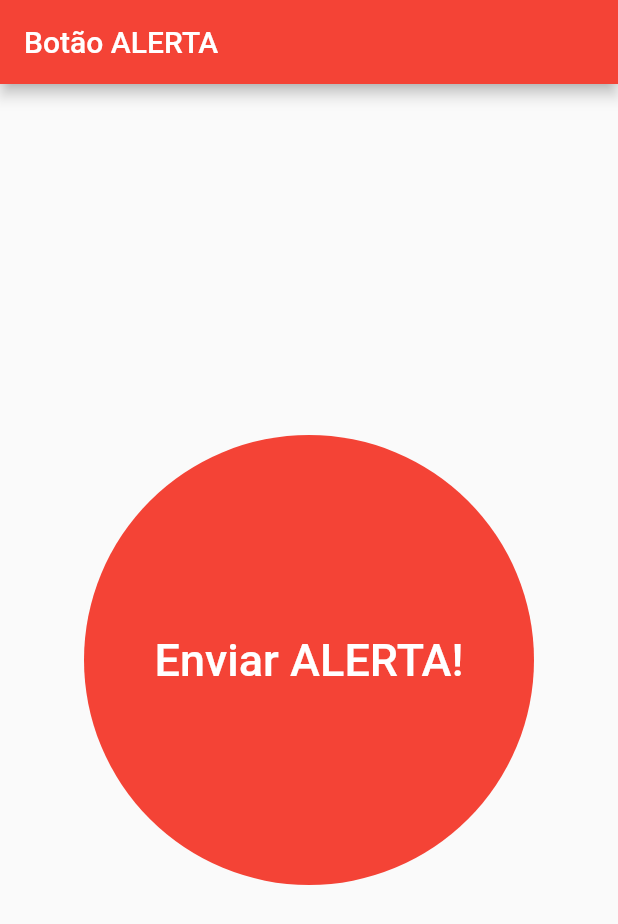
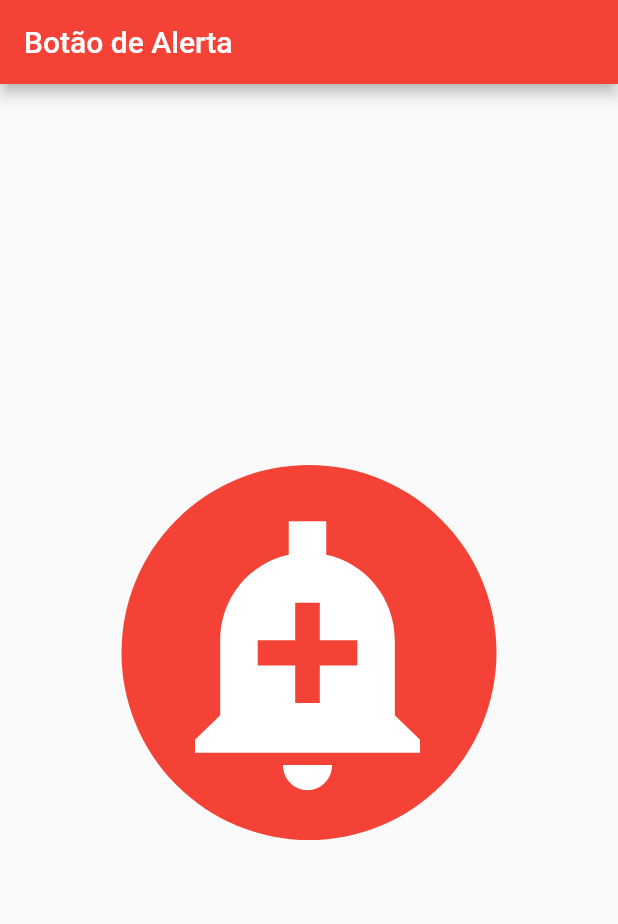
Before and after one commit to leonardorimolo/BotaoAlertaSMS, a Flutter app: the screen it shows after launch, on a phone screen of 412 x 824 dp. Shown: the top 924 px of the screen. Run offline on Flutter 3.47's test engine with Material 2 defaults, Android fonts, the phone set to English and light mode, and no system bars; our stand-ins replace geolocator; missing offline and left inert: flutter_sms, twilio_flutter.

Commit message:
Alterando o Botão e mudando o tema para escuro

```diff
--- a/lib/home_page.dart
+++ b/lib/home_page.dart
@@ -69,19 +69,30 @@ class _HomePageState extends State<HomePage> {
   Widget build(BuildContext context) {
     return Scaffold(
       appBar: AppBar(
-        title: const Text('Botão ALERTA'),
+        title: const Text('Botão de Alerta'),
       ),
       body: Center(
         child: Column(
           mainAxisAlignment: MainAxisAlignment.center,
           children: [
             const SizedBox(
-              height: 20,
+              height: 10,
             ),
             SizedBox(
-              width: 300,
-              height: 300,
-              child: FilledButton(
+              width: 250,
+              height: 250,
+              child: FilledButton.icon(
+                icon: Padding(
+                  padding: const EdgeInsets.only(left: 10.0),
+                  child: const Icon(
+                    Icons.add_alert_sharp,
+                    size: 200.0,
+                  ),
+                ),
+                label: const Text(
+                  '',
+                  style: TextStyle(fontSize: 0),
+                ),
                 onPressed: () async {
                   _getCurrentLocation().then((value) async {
                     lat = value.latitude.toString();
@@ -93,25 +104,21 @@ class _HomePageState extends State<HomePage> {
                       await _sendSMS(lat, long);
                       print(
                           "Estou em perigo! Esta é minha localização: https://maps.google.com/?q=$lat+$long");
-                        ScaffoldMessenger.of(context).showSnackBar(SnackBar(
+                      ScaffoldMessenger.of(context).showSnackBar(const SnackBar(
                         content: Text("Alerta enviado com sucesso!"),
                       ));
                     } catch (e) {
                       print("Erro ao enviar alerta: $e");
-                        ScaffoldMessenger.of(context).showSnackBar(SnackBar(
+                      ScaffoldMessenger.of(context).showSnackBar(const SnackBar(
                         content: Text("Erro ao enviar o alerta."),
                       ));
                     }
                   });
                 },
                 style: const ButtonStyle(
-                    backgroundColor:
-                        MaterialStatePropertyAll<Color>(Colors.red),
+                  backgroundColor: MaterialStatePropertyAll<Color>(Colors.red),
                 ),
-                  child: const Text(
-                    'Enviar ALERTA!',
-                    style: TextStyle(fontSize: 30),
-                  )),
+              ),
             ),
             const SizedBox(
               height: 20,
--- a/lib/main.dart
+++ b/lib/main.dart
@@ -11,10 +11,12 @@ class MyApp extends StatelessWidget {
   @override
   Widget build(BuildContext context) {
     return MaterialApp(
+      debugShowCheckedModeBanner: false,
       title: 'Flutter Demo',
       theme: ThemeData(
         primarySwatch: Colors.red,
       ),
+      darkTheme: ThemeData.dark(),
       home: const HomePage(),
     );
   }
```
Lines whose indentation alone changed are shown as unchanged.
